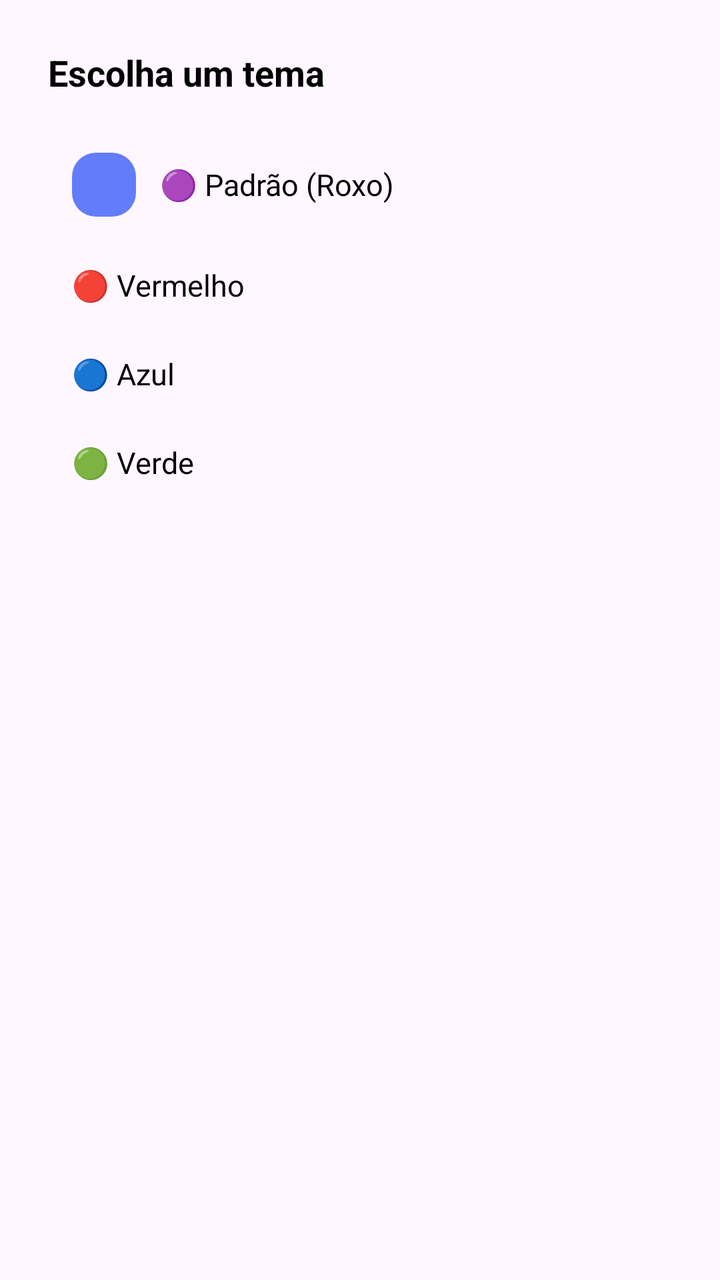
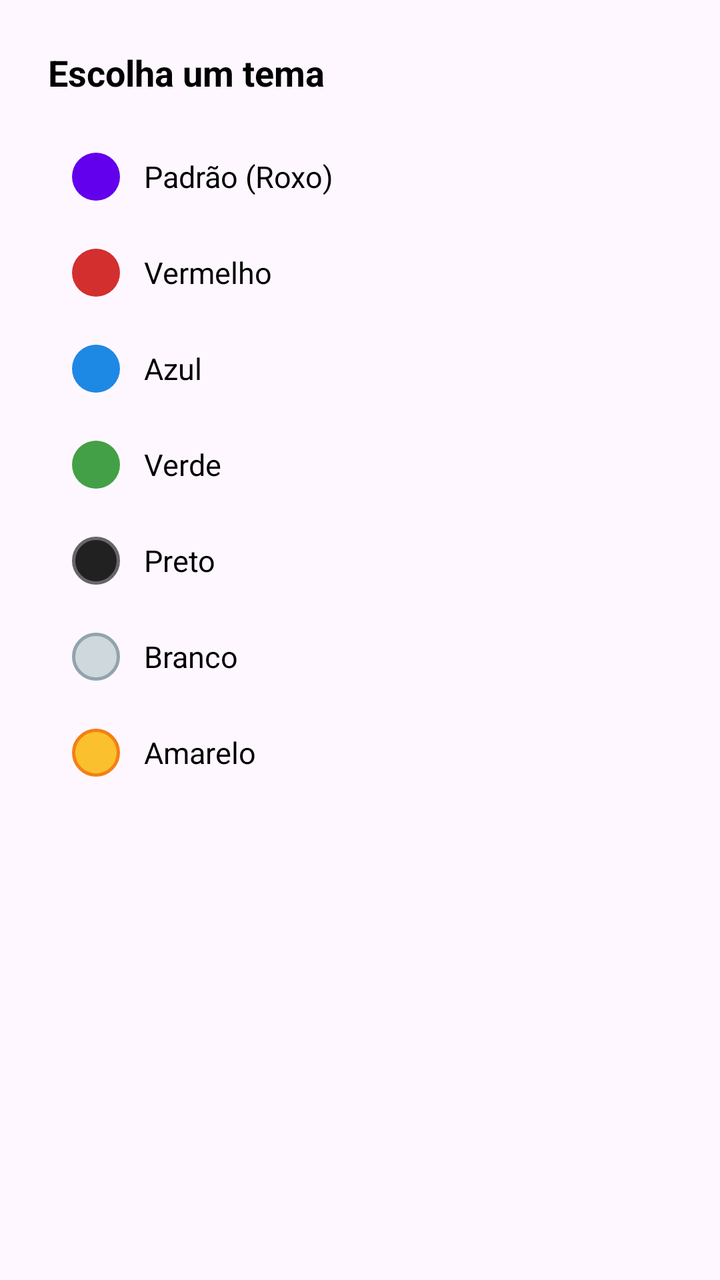

Two renders of the same Android screen: before a commit and after it. Below are the layout's source before the change and the commit's diff.
<!-- AndroidManifest.xml: application theme Theme.PlataformaRemota -->
<!-- res/layout/dialog_temas.xml -->
<?xml version="1.0" encoding="utf-8"?>
<LinearLayout xmlns:android="http://schemas.android.com/apk/res/android"
    android:layout_width="match_parent"
    android:layout_height="wrap_content"
    android:orientation="vertical"
    android:padding="24dp">

    <TextView
        android:layout_width="match_parent"
        android:layout_height="wrap_content"
        android:layout_marginBottom="16dp"
        android:text="Escolha um tema"
        android:textColor="#000000"
        android:textSize="18sp"
        android:textStyle="bold" />

    <LinearLayout
        android:id="@+id/temaPadrao"
        android:layout_width="match_parent"
        android:layout_height="wrap_content"
        android:background="?attr/selectableItemBackground"
        android:clickable="true"
        android:focusable="true"
        android:gravity="center_vertical"
        android:orientation="horizontal"
        android:padding="12dp">

        <View
            android:layout_width="32dp"
            android:layout_height="32dp"
            android:layout_marginEnd="12dp"
            android:background="@drawable/borda_arredondada" />

        <TextView
            android:layout_width="wrap_content"
            android:layout_height="wrap_content"
            android:text="🟣 Padrão (Roxo)"
            android:textColor="#000000"
            android:textSize="15sp" />
    </LinearLayout>

    <LinearLayout
        android:id="@+id/temaVermelho"
        android:layout_width="match_parent"
        android:layout_height="wrap_content"
        android:background="?attr/selectableItemBackground"
        android:clickable="true"
        android:focusable="true"
        android:gravity="center_vertical"
        android:orientation="horizontal"
        android:padding="12dp">

        <TextView
            android:layout_width="wrap_content"
            android:layout_height="wrap_content"
            android:text="🔴 Vermelho"
            android:textColor="#000000"
            android:textSize="15sp" />
    </LinearLayout>

    <LinearLayout
        android:id="@+id/temaAzul"
        android:layout_width="match_parent"
        android:layout_height="wrap_content"
        android:background="?attr/selectableItemBackground"
        android:clickable="true"
        android:focusable="true"
        android:gravity="center_vertical"
        android:orientation="horizontal"
        android:padding="12dp">

        <TextView
            android:layout_width="wrap_content"
            android:layout_height="wrap_content"
            android:text="🔵 Azul"
            android:textColor="#000000"
            android:textSize="15sp" />
    </LinearLayout>

    <LinearLayout
        android:id="@+id/temaVerde"
        android:layout_width="match_parent"
        android:layout_height="wrap_content"
        android:background="?attr/selectableItemBackground"
        android:clickable="true"
        android:focusable="true"
        android:gravity="center_vertical"
        android:orientation="horizontal"
        android:padding="12dp">

        <TextView
            android:layout_width="wrap_content"
            android:layout_height="wrap_content"
            android:text="🟢 Verde"
            android:textColor="#000000"
            android:textSize="15sp" />
    </LinearLayout>

</LinearLayout>
<!-- resources referenced by this layout -->
<resources>
  <!-- drawable borda_arredondada (drawable) -->
  <shape xmlns:android="http://schemas.android.com/apk/res/android"
      android:shape="rectangle">
  
      
      <solid android:color="#637CFA" />
  
      
      <corners android:radius="12dp" />
  
  </shape>
  <style name="Theme.PlataformaRemota" parent="Base.Theme.PlataformaRemota" />
  <style name="Base.Theme.PlataformaRemota" parent="Theme.Material3.DayNight.NoActionBar">
          
          
      </style>
</resources>

<!-- the commit's change to res/layout/dialog_temas.xml (unified diff, before → after) -->
@@ -1,99 +1,204 @@
 <?xml version="1.0" encoding="utf-8"?>
-<LinearLayout xmlns:android="http://schemas.android.com/apk/res/android"
+<ScrollView xmlns:android="http://schemas.android.com/apk/res/android"
     android:layout_width="match_parent"
-    android:layout_height="wrap_content"
-    android:orientation="vertical"
-    android:padding="24dp">
-
-    <TextView
+    android:layout_height="wrap_content">
+
+    <LinearLayout
         android:layout_width="match_parent"
         android:layout_height="wrap_content"
-        android:layout_marginBottom="16dp"
-        android:text="Escolha um tema"
-        android:textColor="#000000"
-        android:textSize="18sp"
-        android:textStyle="bold" />
-
-    <LinearLayout
-        android:id="@+id/temaPadrao"
-        android:layout_width="match_parent"
-        android:layout_height="wrap_content"
-        android:background="?attr/selectableItemBackground"
-        android:clickable="true"
-        android:focusable="true"
-        android:gravity="center_vertical"
-        android:orientation="horizontal"
-        android:padding="12dp">
-
-        <View
-            android:layout_width="32dp"
-            android:layout_height="32dp"
-            android:layout_marginEnd="12dp"
-            android:background="@drawable/borda_arredondada" />
+        android:orientation="vertical"
+        android:padding="24dp">
 
         <TextView
-            android:layout_width="wrap_content"
-            android:layout_height="wrap_content"
-            android:text="🟣 Padrão (Roxo)"
+            android:layout_width="match_parent"
+            android:layout_height="wrap_content"
+            android:layout_marginBottom="16dp"
+            android:text="Escolha um tema"
             android:textColor="#000000"
-            android:textSize="15sp" />
+            android:textSize="18sp"
+            android:textStyle="bold" />
+
+        
+        <LinearLayout
+            android:id="@+id/temaPadrao"
+            android:layout_width="match_parent"
+            android:layout_height="wrap_content"
+            android:background="?attr/selectableItemBackground"
+            android:clickable="true"
+            android:focusable="true"
+            android:gravity="center_vertical"
+            android:orientation="horizontal"
+            android:padding="12dp">
+
+            <View
+                android:layout_width="24dp"
+                android:layout_height="24dp"
+                android:layout_marginEnd="12dp"
+                android:background="@drawable/circle_padrao" />
+
+            <TextView
+                android:layout_width="wrap_content"
+                android:layout_height="wrap_content"
+                android:text="Padrão (Roxo)"
+                android:textColor="#000000"
+                android:textSize="15sp" />
+        </LinearLayout>
+
+        
+        <LinearLayout
+            android:id="@+id/temaVermelho"
+            android:layout_width="match_parent"
+            android:layout_height="wrap_content"
+            android:background="?attr/selectableItemBackground"
+            android:clickable="true"
+            android:focusable="true"
+            android:gravity="center_vertical"
+            android:orientation="horizontal"
+            android:padding="12dp">
+
+            <View
+                android:layout_width="24dp"
+                android:layout_height="24dp"
+                android:layout_marginEnd="12dp"
+                android:background="@drawable/circle_vermelho" />
+
+            <TextView
+                android:layout_width="wrap_content"
+                android:layout_height="wrap_content"
+                android:text="Vermelho"
+                android:textColor="#000000"
+                android:textSize="15sp" />
+        </LinearLayout>
+
+        
+        <LinearLayout
+            android:id="@+id/temaAzul"
+            android:layout_width="match_parent"
+            android:layout_height="wrap_content"
+            android:background="?attr/selectableItemBackground"
+            android:clickable="true"
+            android:focusable="true"
+            android:gravity="center_vertical"
+            android:orientation="horizontal"
+            android:padding="12dp">
+
+            <View
+                android:layout_width="24dp"
+                android:layout_height="24dp"
+                android:layout_marginEnd="12dp"
+                android:background="@drawable/circle_azul" />
+
+            <TextView
+                android:layout_width="wrap_content"
+                android:layout_height="wrap_content"
+                android:text="Azul"
+                android:textColor="#000000"
+                android:textSize="15sp" />
+        </LinearLayout>
+
+        
+        <LinearLayout
+            android:id="@+id/temaVerde"
+            android:layout_width="match_parent"
+            android:layout_height="wrap_content"
+            android:background="?attr/selectableItemBackground"
+            android:clickable="true"
+            android:focusable="true"
+            android:gravity="center_vertical"
+            android:orientation="horizontal"
+            android:padding="12dp">
+
+            <View
+                android:layout_width="24dp"
+                android:layout_height="24dp"
+                android:layout_marginEnd="12dp"
+                android:background="@drawable/circle_verde" />
+
+            <TextView
+                android:layout_width="wrap_content"
+                android:layout_height="wrap_content"
+                android:text="Verde"
+                android:textColor="#000000"
+                android:textSize="15sp" />
+        </LinearLayout>
+
+        
+        <LinearLayout
+            android:id="@+id/temaPreto"
+            android:layout_width="match_parent"
+            android:layout_height="wrap_content"
+            android:background="?attr/selectableItemBackground"
+            android:clickable="true"
+            android:focusable="true"
+            android:gravity="center_vertical"
+            android:orientation="horizontal"
+            android:padding="12dp">
+
+            <View
+                android:layout_width="24dp"
+                android:layout_height="24dp"
+                android:layout_marginEnd="12dp"
+                android:background="@drawable/circle_preto" />
+
+            <TextView
+                android:layout_width="wrap_content"
+                android:layout_height="wrap_content"
+                android:text="Preto"
+                android:textColor="#000000"
+                android:textSize="15sp" />
+        </LinearLayout>
+
+        
+        <LinearLayout
+            android:id="@+id/temaBranco"
+            android:layout_width="match_parent"
+            android:layout_height="wrap_content"
+            android:background="?attr/selectableItemBackground"
+            android:clickable="true"
+            android:focusable="true"
+            android:gravity="center_vertical"
+            android:orientation="horizontal"
+            android:padding="12dp">
+
+            <View
+                android:layout_width="24dp"
+                android:layout_height="24dp"
+                android:layout_marginEnd="12dp"
+                android:background="@drawable/circle_branco" />
+
+            <TextView
+                android:layout_width="wrap_content"
+                android:layout_height="wrap_content"
+                android:text="Branco"
+                android:textColor="#000000"
+                android:textSize="15sp" />
+        </LinearLayout>
+
+        
+        <LinearLayout
+            android:id="@+id/temaAmarelo"
+            android:layout_width="match_parent"
+            android:layout_height="wrap_content"
+            android:background="?attr/selectableItemBackground"
+            android:clickable="true"
+            android:focusable="true"
+            android:gravity="center_vertical"
+            android:orientation="horizontal"
+            android:padding="12dp">
+
+            <View
+                android:layout_width="24dp"
+                android:layout_height="24dp"
+                android:layout_marginEnd="12dp"
+                android:background="@drawable/circle_amarelo" />
+
+            <TextView
+                android:layout_width="wrap_content"
+                android:layout_height="wrap_content"
+                android:text="Amarelo"
+                android:textColor="#000000"
+                android:textSize="15sp" />
+        </LinearLayout>
+
     </LinearLayout>
-
-    <LinearLayout
-        android:id="@+id/temaVermelho"
-        android:layout_width="match_parent"
-        android:layout_height="wrap_content"
-        android:background="?attr/selectableItemBackground"
-        android:clickable="true"
-        android:focusable="true"
-        android:gravity="center_vertical"
-        android:orientation="horizontal"
-        android:padding="12dp">
-
-        <TextView
-            android:layout_width="wrap_content"
-            android:layout_height="wrap_content"
-            android:text="🔴 Vermelho"
-            android:textColor="#000000"
-            android:textSize="15sp" />
-    </LinearLayout>
-
-    <LinearLayout
-        android:id="@+id/temaAzul"
-        android:layout_width="match_parent"
-        android:layout_height="wrap_content"
-        android:background="?attr/selectableItemBackground"
-        android:clickable="true"
-        android:focusable="true"
-        android:gravity="center_vertical"
-        android:orientation="horizontal"
-        android:padding="12dp">
-
-        <TextView
-            android:layout_width="wrap_content"
-            android:layout_height="wrap_content"
-            android:text="🔵 Azul"
-            android:textColor="#000000"
-            android:textSize="15sp" />
-    </LinearLayout>
-
-    <LinearLayout
-        android:id="@+id/temaVerde"
-        android:layout_width="match_parent"
-        android:layout_height="wrap_content"
-        android:background="?attr/selectableItemBackground"
-        android:clickable="true"
-        android:focusable="true"
-        android:gravity="center_vertical"
-        android:orientation="horizontal"
-        android:padding="12dp">
-
-        <TextView
-            android:layout_width="wrap_content"
-            android:layout_height="wrap_content"
-            android:text="🟢 Verde"
-            android:textColor="#000000"
-            android:textSize="15sp" />
-    </LinearLayout>
-
-</LinearLayout>
+</ScrollView>
<!-- resource entries referenced after the edit -->
@@ -1,20 +1,61 @@
 <!-- resources referenced by this layout -->
 <resources>
-  <!-- drawable borda_arredondada (drawable) -->
+  <!-- drawable circle_amarelo (drawable) -->
+  <?xml version="1.0" encoding="utf-8"?>
   <shape xmlns:android="http://schemas.android.com/apk/res/android"
-      android:shape="rectangle">
-  
-      
-      <solid android:color="#637CFA" />
-  
-      
-      <corners android:radius="12dp" />
-  
+      android:shape="oval">
+      <solid android:color="#FBC02D" />
+      <stroke android:width="1.5dp" android:color="#F57F17" />
+  </shape>
+  <!-- drawable circle_azul (drawable) -->
+  <?xml version="1.0" encoding="utf-8"?>
+  <shape xmlns:android="http://schemas.android.com/apk/res/android"
+      android:shape="oval">
+      <solid android:color="#1E88E5" />
+  </shape>
+  <!-- drawable circle_branco (drawable) -->
+  <?xml version="1.0" encoding="utf-8"?>
+  <shape xmlns:android="http://schemas.android.com/apk/res/android"
+      android:shape="oval">
+      <solid android:color="#CFD8DC" />
+      <stroke android:width="1.5dp" android:color="#90A4AE" />
+  </shape>
+  <!-- drawable circle_padrao (drawable) -->
+  <?xml version="1.0" encoding="utf-8"?>
+  <shape xmlns:android="http://schemas.android.com/apk/res/android"
+      android:shape="oval">
+      <solid android:color="#6200EE" />
+  </shape>
+  <!-- drawable circle_preto (drawable) -->
+  <?xml version="1.0" encoding="utf-8"?>
+  <shape xmlns:android="http://schemas.android.com/apk/res/android"
+      android:shape="oval">
+      <solid android:color="#212121" />
+      <stroke android:width="1.5dp" android:color="#666666" />
+  </shape>
+  <!-- drawable circle_verde (drawable) -->
+  <?xml version="1.0" encoding="utf-8"?>
+  <shape xmlns:android="http://schemas.android.com/apk/res/android"
+      android:shape="oval">
+      <solid android:color="#43A047" />
+  </shape>
+  <!-- drawable circle_vermelho (drawable) -->
+  <?xml version="1.0" encoding="utf-8"?>
+  <shape xmlns:android="http://schemas.android.com/apk/res/android"
+      android:shape="oval">
+      <solid android:color="#D32F2F" />
   </shape>
   <style name="Theme.PlataformaRemota" parent="Base.Theme.PlataformaRemota" />
   <style name="Base.Theme.PlataformaRemota" parent="Theme.Material3.DayNight.NoActionBar">
           
           
+          <item name="android:windowAnimationStyle">@style/ActivityAnimation</item>
+      </style>
+  <style name="ActivityAnimation" parent="@android:style/Animation.Activity">
+          <item name="android:activityOpenEnterAnimation">@anim/slide_in_right</item>
+          <item name="android:activityOpenExitAnimation">@anim/slide_out_left</item>
+          <item name="android:activityCloseEnterAnimation">@anim/slide_in_left</item>
+          <item name="android:activityCloseExitAnimation">@anim/slide_out_right</item>
       </style>
 </resources>
 
